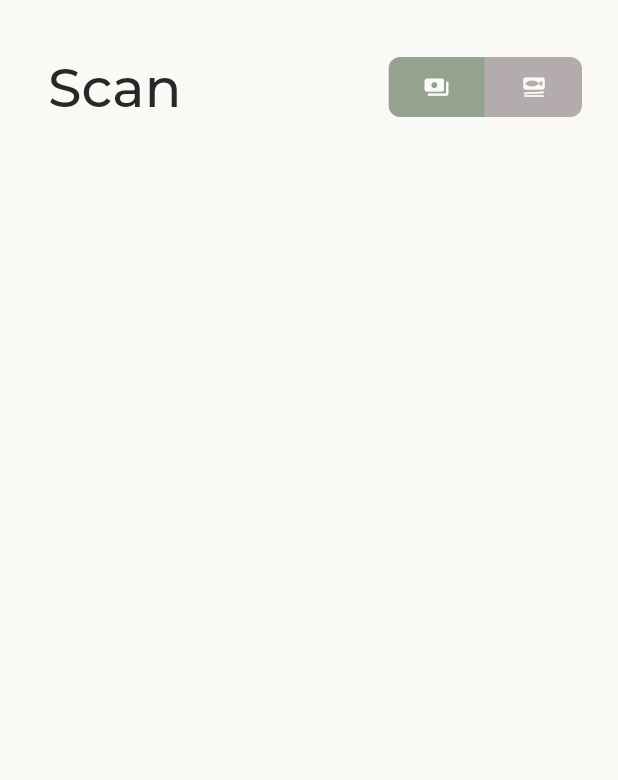
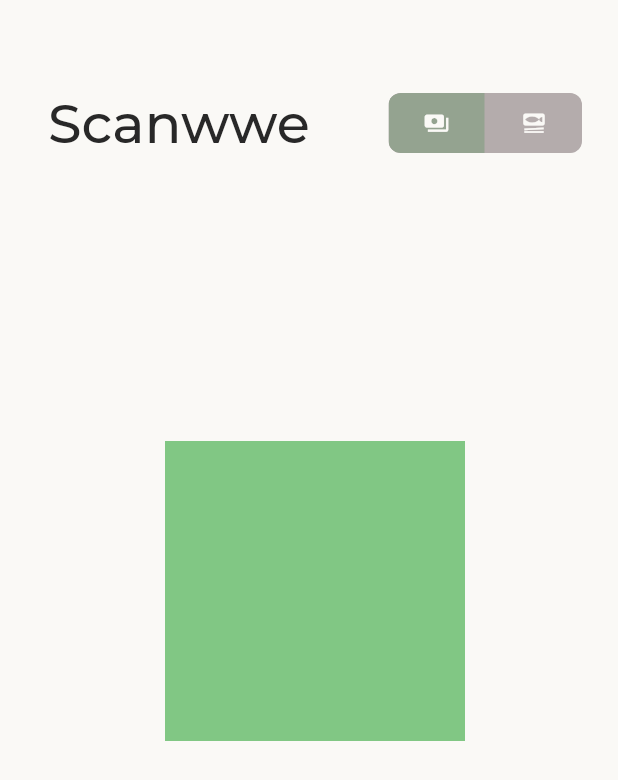
Before and after one commit to SHUSHU010829/Save_food_Battle, a Flutter app: the ScanPage screen opened directly, on a phone screen of 412 x 824 dp. Shown: the top 780 px of the screen. Run offline on Flutter 3.47's test engine with Material 2 defaults, Android fonts, the phone set to English and light mode, and no system bars; drawn by our look-alikes of toggle_switch; our stand-ins replace anim_search_bar; missing offline and left inert: qr_code_scanner; project files that could hold a hidden picture were left out.

Commit message:
update scanPage

```diff
--- a/frontend/lib/page/homepage/tobuy_page.dart
+++ b/frontend/lib/page/homepage/tobuy_page.dart
@@ -70,7 +70,7 @@ class _TobuyPageState extends State<TobuyPage> {
                       ),
                       GestureDetector(
                         onTap: () {
-                          print(tobuyController.text);
+                          //print(tobuyController.text);
                           setState(() {
                             tobuys.add(TobuyModel(
                                 title: tobuyController.text, isDone: false));
--- a/frontend/lib/page/navpage/scan_page.dart
+++ b/frontend/lib/page/navpage/scan_page.dart
@@ -1,6 +1,4 @@
-import 'dart:developer';
 import 'dart:io';
-import 'package:flutter/foundation.dart';
 import 'package:flutter/material.dart';
 import 'package:frontend/constants.dart';
 import 'package:toggle_switch/toggle_switch.dart';
@@ -30,9 +28,9 @@ class _ScanPageState extends State<ScanPage> {
   void reassemble() {
     super.reassemble();
     if (Platform.isAndroid) {
-      controller!.pauseCamera();
+      controller?.pauseCamera();
     } else if (Platform.isIOS) {
-      controller!.resumeCamera();
+      controller?.resumeCamera();
     }
   }
 
@@ -44,12 +42,15 @@ class _ScanPageState extends State<ScanPage> {
         padding: const EdgeInsets.only(left: 32, top: 36, right: 24),
         child: Column(
           children: [
+            const SizedBox(
+              height: 24,
+            ),
             //* BAR
             Row(
               mainAxisAlignment: MainAxisAlignment.spaceBetween,
               children: [
                 const Text(
-                  "Scan",
+                  "Scanwwe",
                   style: TextStyle(
                     fontSize: 36,
                     fontWeight: FontWeight.w500,
@@ -90,7 +91,19 @@ class _ScanPageState extends State<ScanPage> {
               height: 40,
             ),
             //* Qr Scanner
-
+            Container(
+              width: double.infinity,
+              height: 500,
+              alignment: Alignment.center,
+              child: Container(
+                width: 200,
+                height: 200,
+                color: Colors.green[300],
+              ),
+            ),
+            const SizedBox(
+              height: 24,
+            ),
           ],
         ),
       ),
--- a/frontend/lib/page/storefood/instant_food_page.dart
+++ b/frontend/lib/page/storefood/instant_food_page.dart
@@ -1,6 +1,5 @@
 import 'package:flutter/material.dart';
 import 'package:frontend/constants.dart';
-import 'package:frontend/page/navpage/storefood_page.dart';
 import '../../models/storefood_carditem1.dart';
 
 class InstantFoodPage extends StatelessWidget {
--- a/frontend/lib/screen/onboarding_contents.dart
+++ b/frontend/lib/screen/onboarding_contents.dart
@@ -1,4 +1,3 @@
-import 'package:flutter/material.dart';
 
 class OnboardingContents {
   final String title;
--- a/frontend/lib/widgets/tobuy_item.dart
+++ b/frontend/lib/widgets/tobuy_item.dart
@@ -2,7 +2,7 @@ import 'package:flutter/material.dart';
 
 class TobuyItem extends StatefulWidget {
   final String title;
-  TobuyItem({required this.title});
+  const TobuyItem({required this.title});
 
   @override
   _TobuyItemState createState() => _TobuyItemState();
--- a/frontend/pubspec.yaml
+++ b/frontend/pubspec.yaml
@@ -38,7 +38,6 @@ dependencies:
   anim_search_bar: ^2.0.2
   get: ^4.6.5
   qr_code_scanner: ^1.0.0
-  multi_select_flutter: ^4.1.2
 
 dev_dependencies:
   flutter_test:
```
Also changed, not shown: frontend/pubspec.lock.
